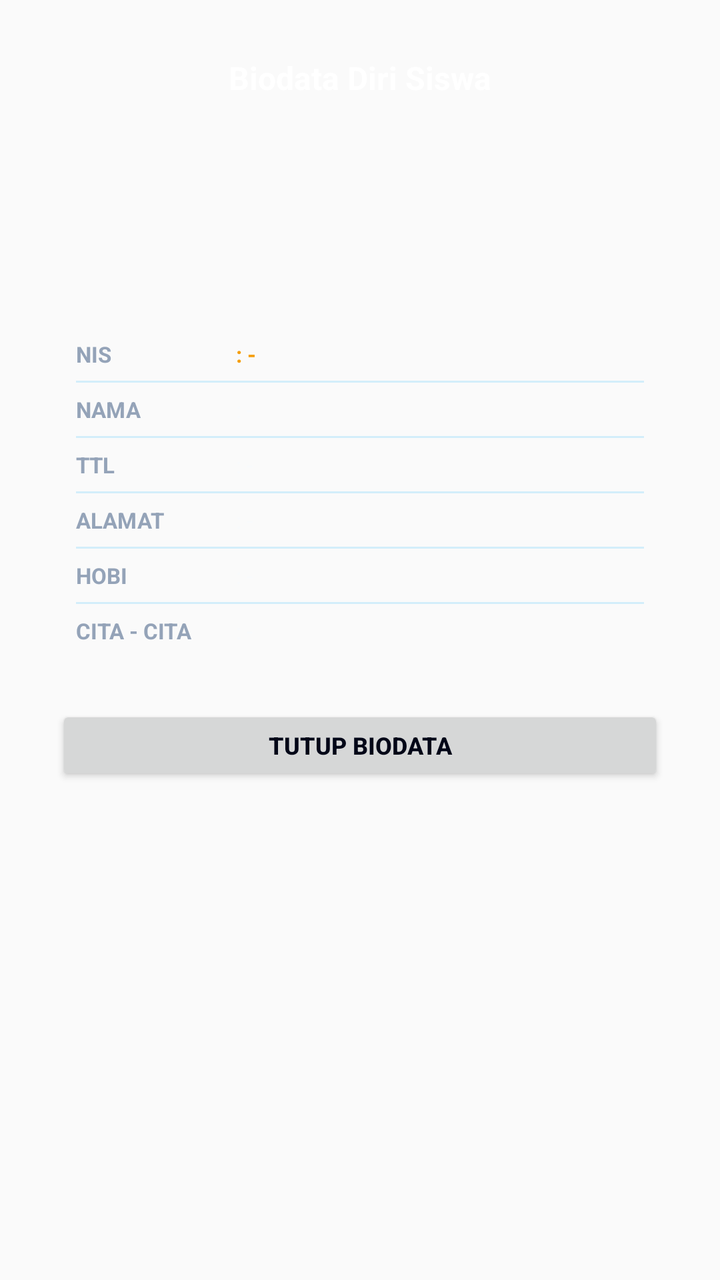
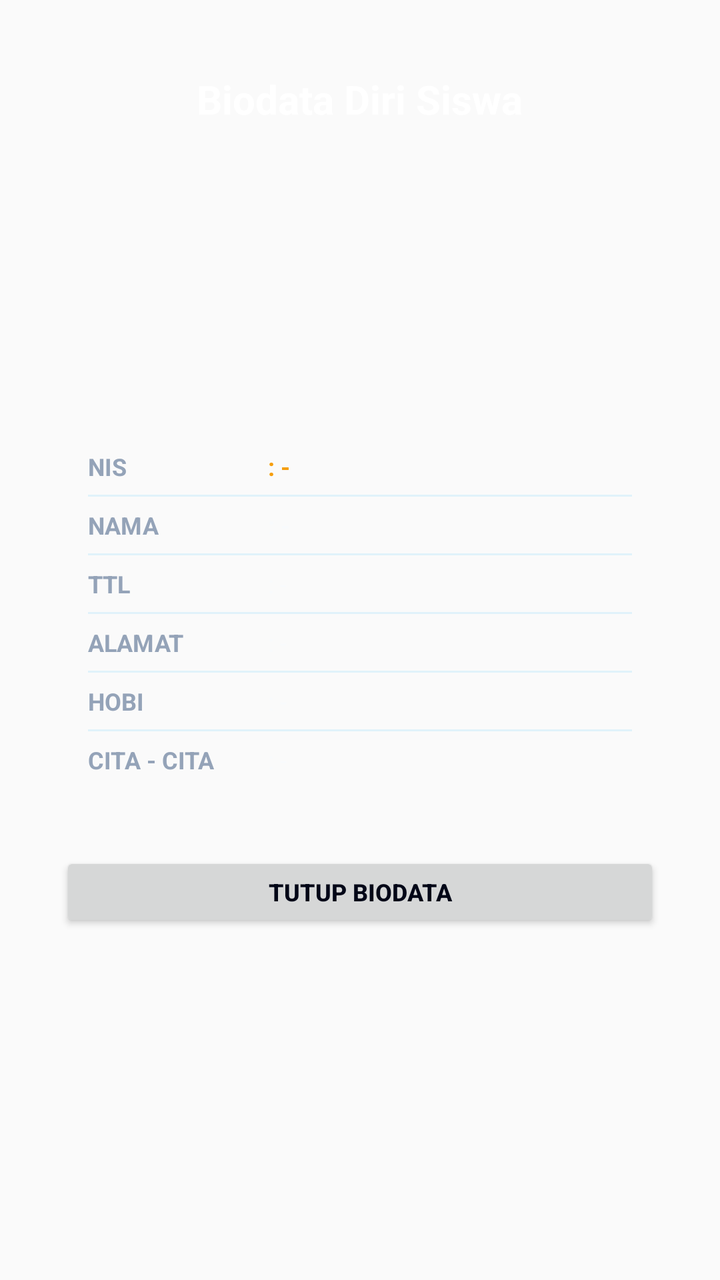

Two renders of the same Android screen: before a commit and after it. Below are the layout's source before the change and the commit's diff.
<!-- AndroidManifest.xml: application theme AppTheme -->
<!-- res/layout/dialog_student_detail.xml -->
<?xml version="1.0" encoding="utf-8"?>

<ScrollView xmlns:android="http://schemas.android.com/apk/res/android"
    android:layout_width="match_parent"
    android:layout_height="wrap_content"
    android:overScrollMode="never">

    <LinearLayout
        android:layout_width="match_parent"
        android:layout_height="wrap_content"
        android:gravity="center"
        android:padding="12dp">

        <LinearLayout
            android:id="@+id/cardDialogDetail"
            android:layout_width="match_parent"
            android:layout_height="wrap_content"
            android:maxWidth="420dp"
            android:gravity="center_horizontal"
            android:orientation="vertical"
            android:padding="16dp">

            <TextView
                android:layout_width="wrap_content"
                android:layout_height="wrap_content"
                android:layout_marginBottom="12dp"
                android:text="Biodata Diri Siswa"
                android:textColor="#FFFFFF"
                android:textSize="16sp"
                android:textStyle="bold" />

            <FrameLayout
                android:layout_width="80dp"
                android:layout_height="80dp"
                android:layout_marginBottom="12dp">

                <View
                    android:id="@+id/vAvatarGlow"
                    android:layout_width="match_parent"
                    android:layout_height="match_parent" />

                <ImageView
                    android:id="@+id/ivDetailFoto"
                    android:layout_width="74dp"
                    android:layout_height="74dp"
                    android:layout_gravity="center"
                    android:scaleType="centerCrop" />
            </FrameLayout>

            <LinearLayout
                android:id="@+id/subcardBiodata"
                android:layout_width="match_parent"
                android:layout_height="wrap_content"
                android:layout_marginBottom="14dp"
                android:orientation="vertical"
                android:padding="10dp">

                <LinearLayout
                    android:layout_width="match_parent"
                    android:layout_height="wrap_content"
                    android:orientation="horizontal"
                    android:paddingVertical="6dp">
                    <TextView android:layout_width="80dp" android:layout_height="wrap_content" android:text="NIS" android:textColor="#94A3B8" android:textSize="11sp" android:textStyle="bold" />
                    <TextView android:id="@+id/tvDetailNis" android:layout_width="match_parent" android:layout_height="wrap_content" android:text=": -" android:textColor="#F59E0B" android:textSize="11sp" android:textStyle="bold" />
                </LinearLayout>
                <View android:layout_width="match_parent" android:layout_height="1dp" android:background="#3338BDF8" />

                <LinearLayout
                    android:layout_width="match_parent"
                    android:layout_height="wrap_content"
                    android:orientation="horizontal"
                    android:paddingVertical="6dp">
                    <TextView android:layout_width="80dp" android:layout_height="wrap_content" android:text="NAMA" android:textColor="#94A3B8" android:textSize="11sp" android:textStyle="bold" />
                    <TextView android:id="@+id/tvDetailNama" android:layout_width="match_parent" android:layout_height="wrap_content" android:text=": -" android:textColor="#F8FAFC" android:textSize="11sp" />
                </LinearLayout>
                <View android:layout_width="match_parent" android:layout_height="1dp" android:background="#3338BDF8" />

                <LinearLayout
                    android:layout_width="match_parent"
                    android:layout_height="wrap_content"
                    android:orientation="horizontal"
                    android:paddingVertical="6dp">
                    <TextView android:layout_width="80dp" android:layout_height="wrap_content" android:text="TTL" android:textColor="#94A3B8" android:textSize="11sp" android:textStyle="bold" />
                    <TextView android:id="@+id/tvDetailTtl" android:layout_width="match_parent" android:layout_height="wrap_content" android:text=": -" android:textColor="#F8FAFC" android:textSize="11sp" />
                </LinearLayout>
                <View android:layout_width="match_parent" android:layout_height="1dp" android:background="#3338BDF8" />

                <LinearLayout
                    android:layout_width="match_parent"
                    android:layout_height="wrap_content"
                    android:orientation="horizontal"
                    android:paddingVertical="6dp">
                    <TextView android:layout_width="80dp" android:layout_height="wrap_content" android:text="ALAMAT" android:textColor="#94A3B8" android:textSize="11sp" android:textStyle="bold" />
                    <TextView android:id="@+id/tvDetailAlamat" android:layout_width="match_parent" android:layout_height="wrap_content" android:text=": -" android:textColor="#F8FAFC" android:textSize="11sp" />
                </LinearLayout>
                <View android:layout_width="match_parent" android:layout_height="1dp" android:background="#3338BDF8" />

                <LinearLayout
                    android:layout_width="match_parent"
                    android:layout_height="wrap_content"
                    android:orientation="horizontal"
                    android:paddingVertical="6dp">
                    <TextView android:layout_width="80dp" android:layout_height="wrap_content" android:text="HOBI" android:textColor="#94A3B8" android:textSize="11sp" android:textStyle="bold" />
                    <TextView android:id="@+id/tvDetailHobi" android:layout_width="match_parent" android:layout_height="wrap_content" android:text=": -" android:textColor="#F8FAFC" android:textSize="11sp" />
                </LinearLayout>
                <View android:layout_width="match_parent" android:layout_height="1dp" android:background="#3338BDF8" />

                <LinearLayout
                    android:layout_width="match_parent"
                    android:layout_height="wrap_content"
                    android:orientation="horizontal"
                    android:paddingVertical="6dp">
                    <TextView android:layout_width="80dp" android:layout_height="wrap_content" android:text="CITA - CITA" android:textColor="#94A3B8" android:textSize="11sp" android:textStyle="bold" />
                    <TextView android:id="@+id/tvDetailCitaCita" android:layout_width="match_parent" android:layout_height="wrap_content" android:text=": -" android:textColor="#F8FAFC" android:textSize="11sp" />
                </LinearLayout>
            </LinearLayout>

            <Button
                android:id="@+id/btnCloseDetail"
                android:layout_width="match_parent"
                android:layout_height="40dp"
                android:text="TUTUP BIODATA"
                android:textAllCaps="true"
                android:textColor="#020617"
                android:textSize="12sp"
                android:textStyle="bold" />
        </LinearLayout>
    </LinearLayout>
</ScrollView>
<!-- resources referenced by this layout -->
<resources>
  <style name="AppTheme" parent="Theme.AppCompat.DayNight.NoActionBar">
          <item name="android:windowNoTitle">true</item>
          <item name="android:windowActionBar">false</item>
          <item name="android:windowFullscreen">true</item>
      </style>
</resources>

<!-- the commit's change to res/layout/dialog_student_detail.xml (unified diff, before → after) -->
@@ -1,38 +1,38 @@
 <?xml version="1.0" encoding="utf-8"?>
 
 <ScrollView xmlns:android="http://schemas.android.com/apk/res/android"
-    android:layout_width="match_parent"
+    android:layout_width="wrap_content"
     android:layout_height="wrap_content"
+    android:layout_gravity="center"
     android:overScrollMode="never">
 
     <LinearLayout
-        android:layout_width="match_parent"
+        android:layout_width="wrap_content"
         android:layout_height="wrap_content"
         android:gravity="center"
-        android:padding="12dp">
+        android:padding="16dp">
 
         <LinearLayout
             android:id="@+id/cardDialogDetail"
-            android:layout_width="match_parent"
+            android:layout_width="340dp"
             android:layout_height="wrap_content"
-            android:maxWidth="420dp"
             android:gravity="center_horizontal"
             android:orientation="vertical"
-            android:padding="16dp">
+            android:padding="20dp">
 
             <TextView
                 android:layout_width="wrap_content"
                 android:layout_height="wrap_content"
-                android:layout_marginBottom="12dp"
+                android:layout_marginBottom="16dp"
                 android:text="Biodata Diri Siswa"
                 android:textColor="#FFFFFF"
-                android:textSize="16sp"
+                android:textSize="20sp"
                 android:textStyle="bold" />
 
             <FrameLayout
-                android:layout_width="80dp"
-                android:layout_height="80dp"
-                android:layout_marginBottom="12dp">
+                android:layout_width="110dp"
+                android:layout_height="110dp"
+                android:layout_marginBottom="16dp">
 
                 <View
                     android:id="@+id/vAvatarGlow"
@@ -41,8 +41,8 @@
 
                 <ImageView
                     android:id="@+id/ivDetailFoto"
-                    android:layout_width="74dp"
-                    android:layout_height="74dp"
+                    android:layout_width="102dp"
+                    android:layout_height="102dp"
                     android:layout_gravity="center"
                     android:scaleType="centerCrop" />
             </FrameLayout>
@@ -51,67 +51,67 @@
                 android:id="@+id/subcardBiodata"
                 android:layout_width="match_parent"
                 android:layout_height="wrap_content"
-                android:layout_marginBottom="14dp"
+                android:layout_marginBottom="18dp"
                 android:orientation="vertical"
-                android:padding="10dp">
+                android:padding="14dp">
 
                 <LinearLayout
                     android:layout_width="match_parent"
                     android:layout_height="wrap_content"
                     android:orientation="horizontal"
                     android:paddingVertical="6dp">
-                    <TextView android:layout_width="80dp" android:layout_height="wrap_content" android:text="NIS" android:textColor="#94A3B8" android:textSize="11sp" android:textStyle="bold" />
-                    <TextView android:id="@+id/tvDetailNis" android:layout_width="match_parent" android:layout_height="wrap_content" android:text=": -" android:textColor="#F59E0B" android:textSize="11sp" android:textStyle="bold" />
+                    <TextView android:layout_width="90dp" android:layout_height="wrap_content" android:text="NIS" android:textColor="#94A3B8" android:textSize="12sp" android:textStyle="bold" />
+                    <TextView android:id="@+id/tvDetailNis" android:layout_width="match_parent" android:layout_height="wrap_content" android:text=": -" android:textColor="#F59E0B" android:textSize="12sp" android:textStyle="bold" />
                 </LinearLayout>
-                <View android:layout_width="match_parent" android:layout_height="1dp" android:background="#3338BDF8" />
+                <View android:layout_width="match_parent" android:layout_height="1dp" android:background="#2238BDF8" />
 
                 <LinearLayout
                     android:layout_width="match_parent"
                     android:layout_height="wrap_content"
                     android:orientation="horizontal"
                     android:paddingVertical="6dp">
-                    <TextView android:layout_width="80dp" android:layout_height="wrap_content" android:text="NAMA" android:textColor="#94A3B8" android:textSize="11sp" android:textStyle="bold" />
-                    <TextView android:id="@+id/tvDetailNama" android:layout_width="match_parent" android:layout_height="wrap_content" android:text=": -" android:textColor="#F8FAFC" android:textSize="11sp" />
+                    <TextView android:layout_width="90dp" android:layout_height="wrap_content" android:text="NAMA" android:textColor="#94A3B8" android:textSize="12sp" android:textStyle="bold" />
+                    <TextView android:id="@+id/tvDetailNama" android:layout_width="match_parent" android:layout_height="wrap_content" android:text=": -" android:textColor="#F8FAFC" android:textSize="12sp" android:textStyle="bold" />
                 </LinearLayout>
-                <View android:layout_width="match_parent" android:layout_height="1dp" android:background="#3338BDF8" />
+                <View android:layout_width="match_parent" android:layout_height="1dp" android:background="#2238BDF8" />
 
                 <LinearLayout
                     android:layout_width="match_parent"
                     android:layout_height="wrap_content"
                     android:orientation="horizontal"
                     android:paddingVertical="6dp">
-                    <TextView android:layout_width="80dp" android:layout_height="wrap_content" android:text="TTL" android:textColor="#94A3B8" android:textSize="11sp" android:textStyle="bold" />
-                    <TextView android:id="@+id/tvDetailTtl" android:layout_width="match_parent" android:layout_height="wrap_content" android:text=": -" android:textColor="#F8FAFC" android:textSize="11sp" />
+                    <TextView android:layout_width="90dp" android:layout_height="wrap_content" android:text="TTL" android:textColor="#94A3B8" android:textSize="12sp" android:textStyle="bold" />
+                    <TextView android:id="@+id/tvDetailTtl" android:layout_width="match_parent" android:layout_height="wrap_content" android:text=": -" android:textColor="#F8FAFC" android:textSize="12sp" />
                 </LinearLayout>
-                <View android:layout_width="match_parent" android:layout_height="1dp" android:background="#3338BDF8" />
+                <View android:layout_width="match_parent" android:layout_height="1dp" android:background="#2238BDF8" />
 
                 <LinearLayout
                     android:layout_width="match_parent"
                     android:layout_height="wrap_content"
                     android:orientation="horizontal"
                     android:paddingVertical="6dp">
-                    <TextView android:layout_width="80dp" android:layout_height="wrap_content" android:text="ALAMAT" android:textColor="#94A3B8" android:textSize="11sp" android:textStyle="bold" />
-                    <TextView android:id="@+id/tvDetailAlamat" android:layout_width="match_parent" android:layout_height="wrap_content" android:text=": -" android:textColor="#F8FAFC" android:textSize="11sp" />
+                    <TextView android:layout_width="90dp" android:layout_height="wrap_content" android:text="ALAMAT" android:textColor="#94A3B8" android:textSize="12sp" android:textStyle="bold" />
+                    <TextView android:id="@+id/tvDetailAlamat" android:layout_width="match_parent" android:layout_height="wrap_content" android:text=": -" android:textColor="#F8FAFC" android:textSize="12sp" />
                 </LinearLayout>
-                <View android:layout_width="match_parent" android:layout_height="1dp" android:background="#3338BDF8" />
+                <View android:layout_width="match_parent" android:layout_height="1dp" android:background="#2238BDF8" />
 
                 <LinearLayout
                     android:layout_width="match_parent"
                     android:layout_height="wrap_content"
                     android:orientation="horizontal"
                     android:paddingVertical="6dp">
-                    <TextView android:layout_width="80dp" android:layout_height="wrap_content" android:text="HOBI" android:textColor="#94A3B8" android:textSize="11sp" android:textStyle="bold" />
-                    <TextView android:id="@+id/tvDetailHobi" android:layout_width="match_parent" android:layout_height="wrap_content" android:text=": -" android:textColor="#F8FAFC" android:textSize="11sp" />
+                    <TextView android:layout_width="90dp" android:layout_height="wrap_content" android:text="HOBI" android:textColor="#94A3B8" android:textSize="12sp" android:textStyle="bold" />
+                    <TextView android:id="@+id/tvDetailHobi" android:layout_width="match_parent" android:layout_height="wrap_content" android:text=": -" android:textColor="#F8FAFC" android:textSize="12sp" />
                 </LinearLayout>
-                <View android:layout_width="match_parent" android:layout_height="1dp" android:background="#3338BDF8" />
+                <View android:layout_width="match_parent" android:layout_height="1dp" android:background="#2238BDF8" />
 
                 <LinearLayout
                     android:layout_width="match_parent"
                     android:layout_height="wrap_content"
                     android:orientation="horizontal"
                     android:paddingVertical="6dp">
-                    <TextView android:layout_width="80dp" android:layout_height="wrap_content" android:text="CITA - CITA" android:textColor="#94A3B8" android:textSize="11sp" android:textStyle="bold" />
-                    <TextView android:id="@+id/tvDetailCitaCita" android:layout_width="match_parent" android:layout_height="wrap_content" android:text=": -" android:textColor="#F8FAFC" android:textSize="11sp" />
+                    <TextView android:layout_width="90dp" android:layout_height="wrap_content" android:text="CITA - CITA" android:textColor="#94A3B8" android:textSize="12sp" android:textStyle="bold" />
+                    <TextView android:id="@+id/tvDetailCitaCita" android:layout_width="match_parent" android:layout_height="wrap_content" android:text=": -" android:textColor="#F8FAFC" android:textSize="12sp" />
                 </LinearLayout>
             </LinearLayout>
 
